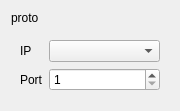
Qt form gui/sources/networkconfwidget.ui (nccgroup/pip3line) before a commit.
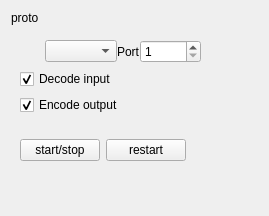
The same form after that commit. Icons and pictures are not drawn.

```diff
--- a/gui/sources/networkconfwidget.ui
+++ b/gui/sources/networkconfwidget.ui
@@ -15,8 +15,8 @@
    <rect>
     <x>0</x>
     <y>0</y>
-    <width>180</width>
-    <height>108</height>
+    <width>269</width>
+    <height>216</height>
    </rect>
   </property>
   <property name="sizePolicy">
@@ -50,50 +50,195 @@
        <verstretch>0</verstretch>
       </sizepolicy>
      </property>
-     <layout class="QFormLayout" name="formLayout">
-      <property name="labelAlignment">
-       <set>Qt::AlignLeading|Qt::AlignLeft|Qt::AlignVCenter</set>
-      </property>
-      <item row="0" column="0">
-       <widget class="QLabel" name="ipLabel">
+     <layout class="QVBoxLayout" name="verticalLayout_2">
+      <item>
+       <widget class="QWidget" name="ipWidget" native="true">
+        <layout class="QHBoxLayout" name="horizontalLayout_2">
+         <property name="spacing">
+          <number>0</number>
+         </property>
+         <property name="margin">
+          <number>0</number>
+         </property>
+         <item alignment="Qt::AlignLeft">
+          <widget class="QPushButton" name="refreshPushButton">
+           <property name="sizePolicy">
+            <sizepolicy hsizetype="Maximum" vsizetype="Fixed">
+             <horstretch>0</horstretch>
+             <verstretch>0</verstretch>
+            </sizepolicy>
+           </property>
+           <property name="maximumSize">
+            <size>
+             <width>25</width>
+             <height>16777215</height>
+            </size>
+           </property>
+           <property name="text">
+            <string/>
+           </property>
+           <property name="icon">
+            <iconset resource="../gui_res.qrc">
+             <normaloff>:/Images/icons/view-refresh.png</normaloff>:/Images/icons/view-refresh.png</iconset>
+           </property>
+           <property name="flat">
+            <bool>true</bool>
+           </property>
+          </widget>
+         </item>
+         <item alignment="Qt::AlignLeft">
+          <widget class="QComboBox" name="ipComboBox">
+           <property name="sizePolicy">
+            <sizepolicy hsizetype="Maximum" vsizetype="Fixed">
+             <horstretch>0</horstretch>
+             <verstretch>0</verstretch>
+            </sizepolicy>
+           </property>
+           <property name="sizeAdjustPolicy">
+            <enum>QComboBox::AdjustToContents</enum>
+           </property>
+          </widget>
+         </item>
+         <item>
+          <widget class="QLabel" name="portLabel">
+           <property name="text">
+            <string>Port</string>
+           </property>
+          </widget>
+         </item>
+         <item>
+          <widget class="QSpinBox" name="portSpinBox">
+           <property name="sizePolicy">
+            <sizepolicy hsizetype="Maximum" vsizetype="Fixed">
+             <horstretch>0</horstretch>
+             <verstretch>0</verstretch>
+            </sizepolicy>
+           </property>
+           <property name="toolTip">
+            <string>Port number</string>
+           </property>
+           <property name="minimum">
+            <number>1</number>
+           </property>
+           <property name="maximum">
+            <number>65535</number>
+           </property>
+          </widget>
+         </item>
+         <item>
+          <spacer name="horizontalSpacer_2">
+           <property name="orientation">
+            <enum>Qt::Horizontal</enum>
+           </property>
+           <property name="sizeHint" stdset="0">
+            <size>
+             <width>40</width>
+             <height>20</height>
+            </size>
+           </property>
+          </spacer>
+         </item>
+        </layout>
+       </widget>
+      </item>
+      <item>
+       <widget class="QCheckBox" name="decodeCheckBox">
+        <property name="toolTip">
+         <string>&lt;html&gt;&lt;head/&gt;&lt;body&gt;&lt;p&gt;Decode input as base64&lt;/p&gt;&lt;/body&gt;&lt;/html&gt;</string>
+        </property>
         <property name="text">
-         <string>IP</string>
+         <string>Decode input</string>
         </property>
+        <property name="checked">
+         <bool>true</bool>
+        </property>
        </widget>
       </item>
-      <item row="1" column="0">
-       <widget class="QLabel" name="portLabel">
+      <item>
+       <widget class="QCheckBox" name="encodeCheckBox">
+        <property name="toolTip">
+         <string>&lt;html&gt;&lt;head/&gt;&lt;body&gt;&lt;p&gt;Encode output with base64&lt;/p&gt;&lt;/body&gt;&lt;/html&gt;</string>
+        </property>
         <property name="text">
-         <string>Port</string>
+         <string>Encode output</string>
         </property>
+        <property name="checked">
+         <bool>true</bool>
+        </property>
+        <property name="tristate">
+         <bool>true</bool>
+        </property>
        </widget>
       </item>
-      <item row="1" column="1">
-       <widget class="QSpinBox" name="portSpinBox">
-        <property name="toolTip">
-         <string>Port number</string>
+     </layout>
+    </widget>
+   </item>
+   <item>
+    <widget class="QWidget" name="startStopWidget" native="true">
+     <layout class="QHBoxLayout" name="horizontalLayout">
+      <item>
+       <widget class="QPushButton" name="startStopPushButton">
+        <property name="sizePolicy">
+         <sizepolicy hsizetype="Maximum" vsizetype="Fixed">
+          <horstretch>0</horstretch>
+          <verstretch>0</verstretch>
+         </sizepolicy>
         </property>
-        <property name="minimum">
-         <number>1</number>
+        <property name="text">
+         <string>start/stop</string>
         </property>
-        <property name="maximum">
-         <number>65535</number>
+        <property name="icon">
+         <iconset resource="../gui_res.qrc">
+          <normaloff>:/Images/icons/media-playback-start.png</normaloff>:/Images/icons/media-playback-start.png</iconset>
         </property>
        </widget>
       </item>
-      <item row="0" column="1">
-       <widget class="QComboBox" name="ipComboBox">
+      <item>
+       <widget class="QPushButton" name="restartPushButton">
         <property name="sizePolicy">
-         <sizepolicy hsizetype="MinimumExpanding" vsizetype="Fixed">
+         <sizepolicy hsizetype="Maximum" vsizetype="Fixed">
           <horstretch>0</horstretch>
           <verstretch>0</verstretch>
          </sizepolicy>
         </property>
+        <property name="text">
+         <string>restart</string>
+        </property>
+        <property name="icon">
+         <iconset resource="../gui_res.qrc">
+          <normaloff>:/Images/icons/view-refresh.png</normaloff>:/Images/icons/view-refresh.png</iconset>
+        </property>
        </widget>
       </item>
+      <item>
+       <spacer name="horizontalSpacer">
+        <property name="orientation">
+         <enum>Qt::Horizontal</enum>
+        </property>
+        <property name="sizeHint" stdset="0">
+         <size>
+          <width>40</width>
+          <height>20</height>
+         </size>
+        </property>
+       </spacer>
+      </item>
      </layout>
     </widget>
    </item>
+   <item>
+    <spacer name="verticalSpacer">
+     <property name="orientation">
+      <enum>Qt::Vertical</enum>
+     </property>
+     <property name="sizeHint" stdset="0">
+      <size>
+       <width>20</width>
+       <height>40</height>
+      </size>
+     </property>
+    </spacer>
+   </item>
   </layout>
  </widget>
  <resources/>
```
Left out of the diff: 6 changed lines with no effect on the pictures.
